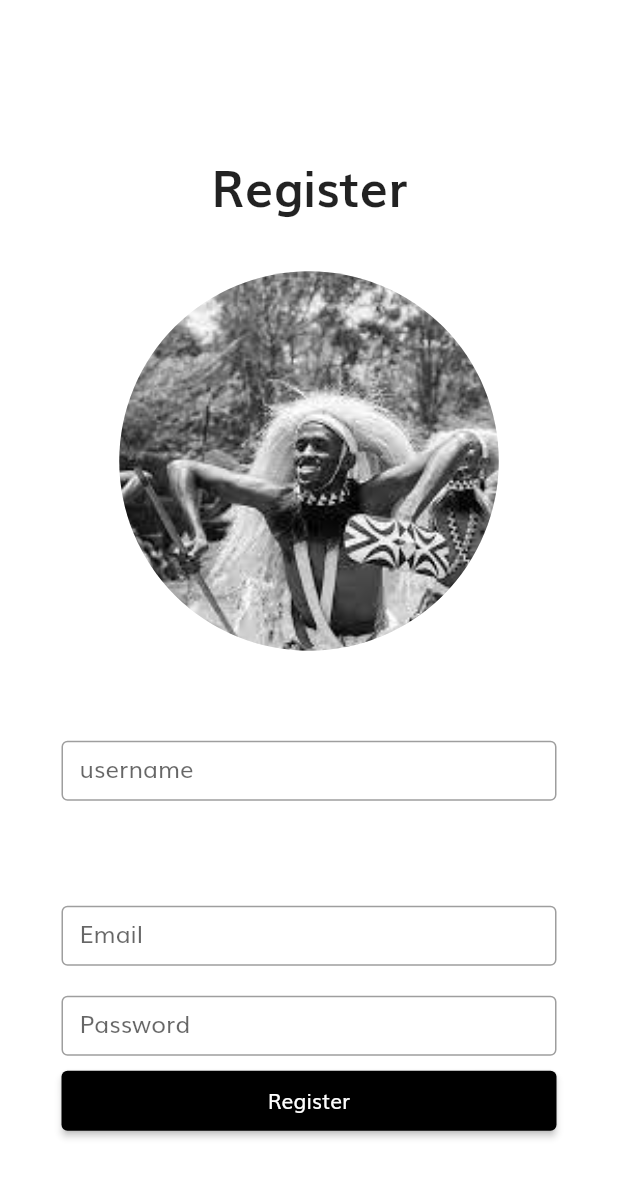
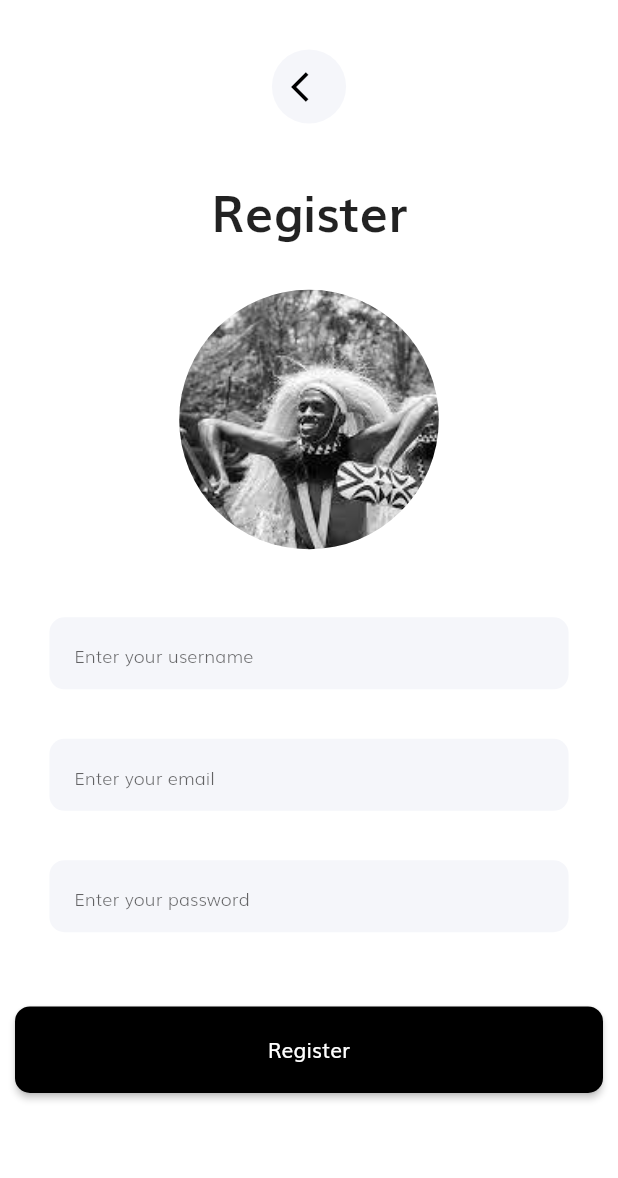
Before and after one commit to David-Neza/Mobile-app, a Flutter app: the screen it shows after launch, after a tap on "SignUp", on a phone screen of 412 x 824 dp. Shown: the top 1178 px of the screen. Run offline on Flutter 3.47's test engine with Material 2 defaults, Android fonts, the phone set to English and light mode, and no system bars; our stand-ins replace equatable, flutter_svg, get, localstorage, sqflite; accounts and stored records are empty.

Commit message:
authentication implemented

```diff
--- a/lib/controllers/home_dashboard/authentication_controller.dart
+++ b/lib/controllers/home_dashboard/authentication_controller.dart
@@ -5,6 +5,7 @@ import 'package:clds/routes/route_link.dart';
 import 'package:clds/services/database_helper.dart';
 import 'package:flutter/material.dart';
 import 'package:get/get.dart';
+import 'package:localstorage/localstorage.dart';
 
 import '../../services/authentication/authentication_states.dart';
 
@@ -18,20 +19,43 @@ class AuthenticationController extends GetxController {
   final _authenticationStateStream = AuthenticationState().obs;
   AuthenticationState get state => _authenticationStateStream.value;
 
+  final userStorage = LocalStorage('user');
+
+  // save user
+  void saveUser({required User user}) async {
+    await userStorage.ready;
+    userStorage.setItem("user", user);
+  }
+
+  // read user object
+  Future<User> getUserDetails() async {
+    await userStorage.ready;
+    var data = userStorage.getItem('user');
+    if (data == null || data.isEmpty) {
+      return User(name: "", password: "");
+    }
+    User user = User.fromMap(data);
+    return user;
+  }
+
+  // remove user object
+  Future<void> deleteUserObject() async {
+    await userStorage.ready;
+    await userStorage.clear();
+    await userStorage.deleteItem('user');
+  }
+
   void _getAuthenticatedUser() async {
     _authenticationStateStream.value = AuthenticationLoading();
 
-    final users = await DatabaseHelper.instance.getUser();
+    final user = await getUserDetails();
 
-    var user = await getUser(
-        users: users,
-        username: username.value.text,
-        passsword: password.value.text);
 
-    if (user == null) {
+
+    if (user.name =="" || user.password=="") {
       _authenticationStateStream.value = UnAuthenticated();
     } else {
-      _authenticationStateStream.value = Authenticated(user: user.object!);
+      _authenticationStateStream.value = Authenticated(user: user);
     }
   }
 
@@ -95,13 +119,15 @@ class AuthenticationController extends GetxController {
       var user = await DatabaseHelper.instance.getUser();
       if (await checkUser(
           users: user,
-          username: username.value.text,
+          email: email.value.text,
           passsword: password.value.text)) {
         _authenticationStateStream.value = Authenticated(
             user: await getUser(
                 users: user,
-                username: username.value.text,
+                email: email.value.text,
                 passsword: password.value.text));
+        saveUser(
+            user: User(name: email.value.text, password: password.value.text));
         Get.offAllNamed(RouteLinks.wrapper);
       } else {
         Get.snackbar('Error', 'Invalid password or email',
@@ -122,14 +148,15 @@ class AuthenticationController extends GetxController {
 
   Future<bool> checkUser(
       {required List<User> users,
-      required String username,
+      required String email,
       required String passsword}) async {
     bool status = false;
-
+    print("checking user");
     // check if user exists and check if the passsword corresponds
     for (var user in users) {
-      if (user.name.toLowerCase() == username.toLowerCase() &&
+      if (user.name.toLowerCase() == email.toLowerCase() &&
           user.password == passsword) {
+        print("user found");
         status = true;
       }
     }
@@ -139,13 +166,12 @@ class AuthenticationController extends GetxController {
 
   getUser(
       {required List<User> users,
-      required String username,
+      required String email,
       required String passsword}) async {
     // check if user exists and check if the passsword corresponds
     for (var user in users) {
-      if (user.name.toLowerCase() == username.toLowerCase() &&
+      if (user.name.toLowerCase() == email.toLowerCase() &&
           user.password == passsword) {
-        print("found");
         return user;
       }
     }
@@ -159,6 +185,7 @@ class AuthenticationController extends GetxController {
 
   void signOut() async {
     await DatabaseHelper.instance.drop();
+    await deleteUserObject();
     _authenticationStateStream.value = UnAuthenticated();
   }
 }
--- a/lib/widgets/registration_page/register_page.dart
+++ b/lib/widgets/registration_page/register_page.dart
@@ -14,27 +14,34 @@ class RegisterPage extends GetWidget<AuthenticationController>{
      final _formKey = GlobalKey<FormState>();
   @override
   Widget build(BuildContext context){
+     Size size = MediaQuery.of(context).size;
+
      return Scaffold(
         body: SafeArea(
       child: Form(
         key: _formKey,
         child: ListView(
+          // crossAxisAlignment: CrossAxisAlignment.start,
           children: [
-            SizedBox(height: SizeConfig.heightMultiplier * 8),
-            Container(
-              child: Column(
-                children:
-                [
              SizedBox(height: SizeConfig.heightMultiplier * 4),
-                  Text(
+              CircleAvatar(
+                  radius: SizeConfig.widthMultiplier * 6,
+                  backgroundColor: const Color(0xfff5f6fa),
+                 child: IconButton(onPressed: ()=>Get.back() ,icon: Icon(Icons.arrow_back_ios,color: Colors.black,)),
+                ),
+             SizedBox(height: SizeConfig.heightMultiplier * 4),
+            Center(
+              child: Text(
                 "Register",
                 style: TextAppStyles.titleHyeon,
               ),
-                  SizedBox(height: SizeConfig.heightMultiplier * 4),
-                  Container(
+            ),
+            SizedBox(height: SizeConfig.heightMultiplier * 2),
+            Center(
+              child: Container(
                 alignment: Alignment.center,
-                    height: 253,
-                    width: 253,
+                height: SizeConfig.heightMultiplier*24,
+                width: SizeConfig.widthMultiplier*42,
                 decoration: BoxDecoration(
                   shape: BoxShape.circle,
                   image: DecorationImage(
@@ -43,66 +50,121 @@ class RegisterPage extends GetWidget<AuthenticationController>{
                     color: greyLight,
                   ),
               ),
-                   Container(
-                    height: 60,
-                    width: 350,
-                    margin: const EdgeInsets.only(top: 50.0),
-                    alignment: Alignment.center,
-                    padding: const EdgeInsets.all(10),
+            ),
+            SizedBox(height: SizeConfig.heightMultiplier*4,),
+              Padding(
+               padding:  EdgeInsets.symmetric(horizontal: SizeConfig.widthMultiplier*8),
                child: TextFormField(
               controller: controller.username.value,
                    validator: (value)=>controller.usernameValidator(value!),
-                       decoration: const InputDecoration(
-                          border: OutlineInputBorder(),
-                          labelText: 'username',
+              keyboardType: TextInputType.name,
+              autocorrect: false,
+
+              decoration: InputDecoration(
+            hintText: "Enter your username",
+            border: OutlineInputBorder(
+                borderRadius: BorderRadius.circular(10),
+                borderSide: const BorderSide(
+                  width: 0,
+                  style: BorderStyle.none,
                 ),
-                    )
-                  ,),
-                  Container(
-                    height: 60,
-                    width: 350,
-                    margin: const EdgeInsets.only(top: 50.0),
-                    alignment: Alignment.center,
-                    padding: const EdgeInsets.all(10),
+            ),
+            fillColor: const Color(0xfff5f6fa),
+            filled: true,
+            contentPadding: EdgeInsets.symmetric(
+                  vertical: 12, horizontal: SizeConfig.widthMultiplier*4),
+            hintStyle: TextStyle(
+                fontSize: 12,
+                fontWeight: FontWeight.w300,
+                fontFamily: "Muli",
+            ),
+            disabledBorder: InputBorder.none,
+              ),
+            ),
+             ),
+             SizedBox(height: SizeConfig.heightMultiplier*4,),
+                Padding(
+               padding:  EdgeInsets.symmetric(horizontal: SizeConfig.widthMultiplier*8),
                child: TextFormField(
               controller: controller.email.value,
                    validator: (value)=>controller.emailValidator(value!),
-                       decoration: const InputDecoration(
-                          border: OutlineInputBorder(),
-                          labelText: 'Email',
+              keyboardType: TextInputType.emailAddress,
+              autocorrect: false,
+
+              decoration: InputDecoration(
+            hintText: "Enter your email",
+            border: OutlineInputBorder(
+                borderRadius: BorderRadius.circular(10),
+                borderSide: const BorderSide(
+                  width: 0,
+                  style: BorderStyle.none,
                 ),
-                    )
-                  ,),
-                  Container(
-                    height: 60,
-                    width: 350,
-                    alignment: Alignment.center,
-                    padding: const EdgeInsets.all(10),
+            ),
+            fillColor: const Color(0xfff5f6fa),
+            filled: true,
+            contentPadding: EdgeInsets.symmetric(
+                  vertical: 12, horizontal: SizeConfig.widthMultiplier*4),
+            hintStyle: TextStyle(
+                fontSize: 12,
+                fontWeight: FontWeight.w300,
+                fontFamily: "Muli",
+            ),
+            disabledBorder: InputBorder.none,
+              ),
+            ),
+             ),
+              SizedBox(height: SizeConfig.heightMultiplier*4,),
+                        Padding(
+               padding:  EdgeInsets.symmetric(horizontal: SizeConfig.widthMultiplier*8),
                child: TextFormField(
-                      obscureText: true,
               controller: controller.password.value,
                    validator: (value)=>controller.passwordValidator(value!),
-                       decoration: const InputDecoration(
-                          border: OutlineInputBorder(),
-                          labelText: 'Password',
+              obscureText: true,
+
+              decoration: InputDecoration(
+            hintText: "Enter your password",
+            border: OutlineInputBorder(
+                borderRadius: BorderRadius.circular(10),
+                borderSide: const BorderSide(
+                  width: 0,
+                  style: BorderStyle.none,
                 ),
-                    )
             ),
+            fillColor: const Color(0xfff5f6fa),
+            filled: true,
+            contentPadding: EdgeInsets.symmetric(
+                  vertical: 12, horizontal: SizeConfig.widthMultiplier*4),
+            hintStyle: TextStyle(
+                fontSize: 12,
+                fontWeight: FontWeight.w300,
+                fontFamily: "Muli",
+            ),
+            disabledBorder: InputBorder.none,
+              ),
+            ),
+             ),
+      SizedBox(height: SizeConfig.heightMultiplier*6,),
           controller.isLoading.value?Center(child: CircularProgressIndicator()):    Container(
-                      height: 40,
-                      width: 350,
+                width: size.width * 0.9,
+                    height: size.height * 0.07,
                 padding: const EdgeInsets.fromLTRB(10,0,10,0),
                 child:
                 ElevatedButton(
                   style: ButtonStyle(
-                          backgroundColor: MaterialStateProperty.all(Colors.black),
+                                shape: MaterialStateProperty.all(
+                                  RoundedRectangleBorder(
+                                    borderRadius:
+                                        BorderRadius.circular(10),
                                   ),
+                                ),
+                                backgroundColor:
+                                    MaterialStateProperty.all<Color>(
+                                        Colors.black)),
                   child: const Text('Register'),
                   onPressed: ()=> controller.submitRegister(key: _formKey),
                   ),
-                  )
-                ],),
-            )
+            ),
+             SizedBox(height: SizeConfig.heightMultiplier * 4),
           ],
         ),
       ),
--- a/pubspec.yaml
+++ b/pubspec.yaml
@@ -40,6 +40,7 @@ dependencies:
   flutter_svg: ^1.0.3
   path_provider: ^2.0.7
   equatable: ^2.0.3
+  localstorage: ^4.0.0+1
 
 
 dev_dependencies:
```
Also changed, not shown: lib/widgets/login_page/login_page.dart (+87 -47 lines), pubspec.lock. Lines whose indentation alone changed are shown as unchanged.
